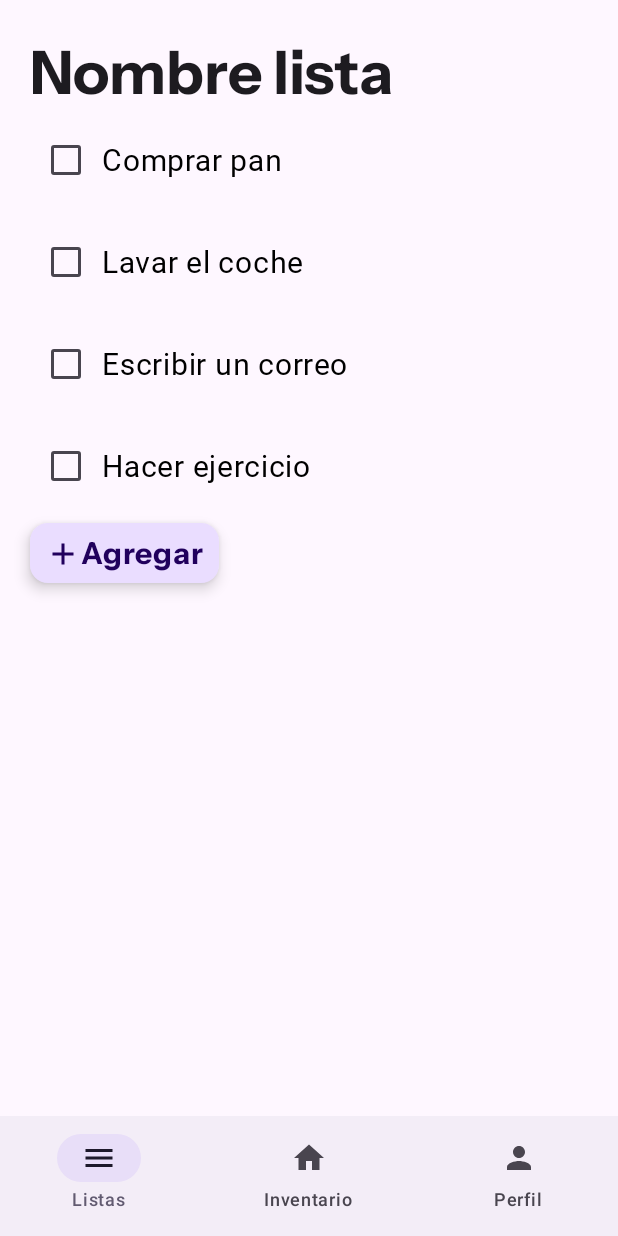
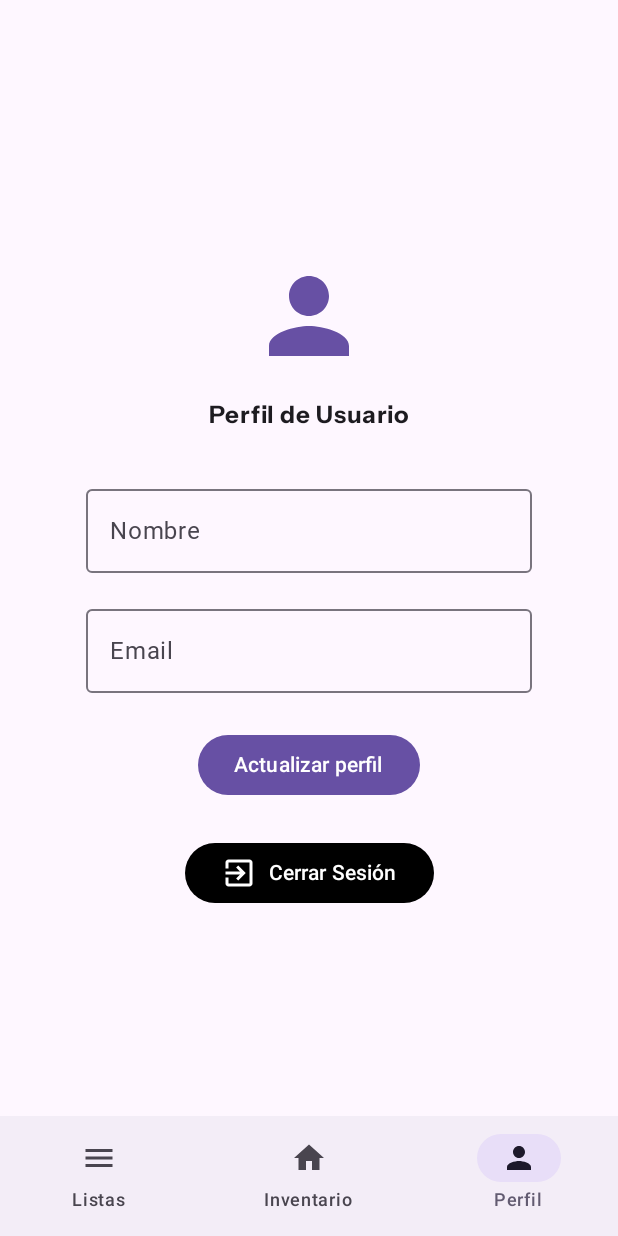
Before and after one commit to Darch02/MercaApp, an Android app built with Jetpack Compose: the ListDetailView screen opened through its navigation route, item 3 of the bottom bar chosen, on a phone screen of 412 x 824 dp. Run offline under Robolectric (Android 15) with nearby library versions, the phone set to English and light mode, and no system bars; our stand-ins replace Firebase (no records; nobody signed in at launch, a user with empty details on screens opened directly); Roboto replaces fonts that are not available here.

Commit message:
feat: barra de navegacion funcional y datos de perfil mostrados

```diff
--- a/app/src/main/java/com/example/mercaapp/MainActivity.kt
+++ b/app/src/main/java/com/example/mercaapp/MainActivity.kt
@@ -45,15 +45,22 @@ class MainActivity : ComponentActivity() {
                         ListsView(
                             navController = navController,
                             user = getCurrentUser()
-                        ) // o la pantalla que quieres mostrar tras login
+                        )
+                    }
+                    composable("inventario") {
+                        InventoryScreen(navController = navController)
+                    }
+                    composable("perfil") {
+                        ProfileScreen(navController = navController)
                     }
                     composable("SignIn") {
                         RegisterScreen(navController = navController)
                     }
                     composable("listdetail") {
-                        ListDetailView()
+                        ListDetailView(navController = navController)
                     }
                 }
+
             }
         }
     }
@@ -66,6 +73,9 @@ fun getCurrentUser(): FirebaseUser? {
 }
 
 
+
+/*
+ */
 @Preview(showBackground = true)
 @Composable
 fun OnboardingScreenPreview() {
@@ -73,7 +83,7 @@ fun OnboardingScreenPreview() {
        OnboardingScreen()
     }
 }
-
+/*
 @Preview(showBackground = true)
 @Composable
 fun LoginScreenPreview() {
@@ -113,6 +123,10 @@ fun ForgotPasswordScreenPreview(){
         ForgotPasswordScreen()
     }
 }
+/*
+
+
+ */
 
 @Preview(showBackground = true)
 @Composable
@@ -141,3 +155,4 @@ fun PopUpPreview() {
         )
     }
 }
+ */
--- a/app/src/main/java/com/example/mercaapp/ui/components/Components.kt
+++ b/app/src/main/java/com/example/mercaapp/ui/components/Components.kt
@@ -27,6 +27,8 @@ import androidx.compose.ui.text.input.VisualTransformation
 import androidx.compose.ui.text.style.TextDecoration
 import androidx.compose.ui.unit.dp
 import androidx.compose.ui.unit.sp
+import androidx.navigation.NavController
+import androidx.navigation.compose.currentBackStackEntryAsState
 
 @Composable
 fun TextInput(
@@ -87,23 +89,46 @@ fun TachableListItem(text: String, isDone: Boolean, onToggle: (Boolean) -> Unit)
 }
 
 @Composable
-fun BottomNavigationBar(modifier: Modifier = Modifier) {
-    NavigationBar(modifier) {
+fun BottomNavigationBar(navController: NavController) {
+    val currentRoute = navController.currentBackStackEntryAsState().value?.destination?.route
+
+    NavigationBar {
         NavigationBarItem(
-            selected = true,
-            onClick = { /*TODO: Navegar a Inicio*/ },
+            selected = currentRoute == "home",
+            onClick = {
+                if (currentRoute != "home") {
+                    navController.navigate("home") {
+                        popUpTo("home") { inclusive = false }
+                        launchSingleTop = true
+                    }
+                }
+            },
             icon = { Icon(Icons.Filled.Menu, contentDescription = "Listas") },
             label = { Text("Listas") }
         )
         NavigationBarItem(
-            selected = false,
-            onClick = { /*TODO: Navegar a Inicio*/ },
+            selected = currentRoute == "inventario",
+            onClick = {
+                if (currentRoute != "inventario") {
+                    navController.navigate("inventario") {
+                        popUpTo("home") { inclusive = false }
+                        launchSingleTop = true
+                    }
+                }
+            },
             icon = { Icon(Icons.Filled.Home, contentDescription = "Inventario") },
             label = { Text("Inventario") }
         )
         NavigationBarItem(
-            selected = false,
-            onClick = { /*TODO: Navegar a Perfil*/ },
+            selected = currentRoute == "perfil",
+            onClick = {
+                if (currentRoute != "perfil") {
+                    navController.navigate("perfil") {
+                        popUpTo("home") { inclusive = false }
+                        launchSingleTop = true
+                    }
+                }
+            },
             icon = { Icon(Icons.Filled.Person, contentDescription = "Perfil") },
             label = { Text("Perfil") }
         )
--- a/app/src/main/java/com/example/mercaapp/ui/screens/ListDetailView.kt
+++ b/app/src/main/java/com/example/mercaapp/ui/screens/ListDetailView.kt
@@ -24,18 +24,20 @@ import androidx.compose.ui.Modifier
 import androidx.compose.ui.text.style.TextAlign
 import androidx.compose.ui.unit.dp
 import androidx.compose.ui.unit.sp
+import androidx.navigation.NavController
 import com.example.mercaapp.ui.components.TachableListItem
 import com.example.mercaapp.ui.components.BottomNavigationBar
 import com.example.mercaapp.ui.components.TextInput
 
 @Composable
-fun ListDetailView(modifier: Modifier = Modifier){
+fun ListDetailView(modifier: Modifier = Modifier, navController: NavController){
     val initialTasks = listOf("Comprar pan", "Lavar el coche", "Escribir un correo", "Hacer ejercicio")
     val tasks = remember { mutableStateListOf(*initialTasks.toTypedArray()) }
     val taskStates = remember { mutableStateMapOf<String, Boolean>().apply { initialTasks.forEach { this[it] = false } } }
     Scaffold(
         bottomBar = {
-            BottomNavigationBar()
+            BottomNavigationBar(navController = navController!!)
+
         },
         content = { paddingValues ->
             Column(
--- a/app/src/main/java/com/example/mercaapp/ui/screens/ListView.kt
+++ b/app/src/main/java/com/example/mercaapp/ui/screens/ListView.kt
@@ -43,7 +43,8 @@ fun ListsView( modifier: Modifier = Modifier, navController: NavController? = nu
     }
     Scaffold(
         bottomBar = {
-            BottomNavigationBar()
+            BottomNavigationBar(navController = navController!!)
+
         },
         content = { paddingValues ->
             Column(modifier = modifier.padding(paddingValues).padding(horizontal = 20.dp, vertical = 24.dp)) {
--- a/app/src/main/java/com/example/mercaapp/ui/screens/ProfileScreen.kt
+++ b/app/src/main/java/com/example/mercaapp/ui/screens/ProfileScreen.kt
@@ -2,30 +2,65 @@ package com.example.mercaapp.ui.screens
 
 import androidx.compose.foundation.clickable
 import androidx.compose.foundation.layout.*
+import androidx.compose.foundation.text.KeyboardOptions
 import androidx.compose.material.icons.Icons
 import androidx.compose.material.icons.automirrored.filled.ExitToApp
-import androidx.compose.material.icons.filled.*
+import androidx.compose.material.icons.filled.Person
 import androidx.compose.material3.*
 import androidx.compose.runtime.*
 import androidx.compose.ui.*
 import androidx.compose.ui.graphics.Color
 import androidx.compose.ui.text.font.FontWeight
+import androidx.compose.ui.text.input.KeyboardType
 import androidx.compose.ui.unit.dp
+import androidx.navigation.NavController
 import com.example.mercaapp.ui.components.BottomNavigationBar
-import com.example.mercaapp.ui.components.TextInput
+import com.google.firebase.auth.FirebaseAuth
+import com.google.firebase.auth.UserProfileChangeRequest
+import com.google.firebase.firestore.ktx.firestore
+import com.google.firebase.ktx.Firebase
 
 @Composable
-fun ProfileScreen(modifier: Modifier = Modifier) {
-    var email by remember { mutableStateOf("juanaymary@gmail.com") }
-    var password by remember { mutableStateOf("********") }
+fun ProfileScreen(modifier: Modifier = Modifier, navController: NavController) {
+    val auth = FirebaseAuth.getInstance()
+    val currentUser = auth.currentUser
+    val db = Firebase.firestore
 
-    Box(
-        modifier = Modifier.fillMaxSize()
-    ) {
+    var name by remember { mutableStateOf("") }
+    var email by remember { mutableStateOf("") }
+    var isLoading by remember { mutableStateOf(true) }
+    var message by remember { mutableStateOf<String?>(null) }
+
+    LaunchedEffect(Unit) {
+        currentUser?.uid?.let { uid ->
+            db.collection("usuarios").document(uid).get()
+                .addOnSuccessListener { document ->
+                    name = document.getString("nombre") ?: ""
+                    email = document.getString("correo") ?: ""
+                    isLoading = false
+                }
+                .addOnFailureListener { e ->
+                    message = "Error al obtener datos: ${e.message}"
+                    isLoading = false
+                }
+        }
+    }
+
+    Scaffold(
+        bottomBar = {
+            BottomNavigationBar(navController = navController)
+        }
+    ) { paddingValues ->
+        if (isLoading) {
+            Box(modifier = Modifier.fillMaxSize(), contentAlignment = Alignment.Center) {
+                CircularProgressIndicator()
+            }
+        } else {
             Column(
                 modifier = modifier
                     .fillMaxSize()
-                .padding(bottom = 72.dp), // deja espacio para la barra
+                    .padding(paddingValues)
+                    .padding(horizontal = 20.dp, vertical = 24.dp),
                 horizontalAlignment = Alignment.CenterHorizontally,
                 verticalArrangement = Arrangement.Center
             ) {
@@ -41,55 +76,70 @@ fun ProfileScreen(modifier: Modifier = Modifier) {
                 Spacer(modifier = Modifier.height(16.dp))
 
                 Text(
-                text = "Hola Juana y Maryangela!",
+                    text = "Perfil de Usuario",
                     style = MaterialTheme.typography.bodyLarge,
                     fontWeight = FontWeight.Bold,
                     modifier = Modifier.padding(bottom = 24.dp)
                 )
 
-            TextInput(
+                OutlinedTextField(
+                    value = name,
+                    onValueChange = { name = it },
+                    label = { Text("Nombre") },
                     modifier = Modifier
+                        .fillMaxWidth(0.8f)
                         .padding(vertical = 8.dp)
-                    .fillMaxWidth(0.8f),
-                name = "Email",
-                value = email,
-                onValueChange = { email = it }
                 )
 
-            TextInput(
+                OutlinedTextField(
+                    value = email,
+                    onValueChange = { email = it },
+                    label = { Text("Email") },
+                    keyboardOptions = KeyboardOptions.Default.copy(keyboardType = KeyboardType.Email),
                     modifier = Modifier
+                        .fillMaxWidth(0.8f)
                         .padding(vertical = 8.dp)
-                    .fillMaxWidth(0.8f),
-                name = "Contraseña",
-                value = password,
-                onValueChange = { password = it },
-                //isPassword = true
                 )
 
-            Text(
-                text = "Cambiar contraseña",
-                style = MaterialTheme.typography.bodySmall.copy(
-                    color = MaterialTheme.colorScheme.primary,
-                    fontWeight = FontWeight.Medium
-                ),
-                modifier = Modifier
-                    .padding(top = 8.dp)
-                    .clickable { /* Acción cambiar contraseña */ }
-            )
+                Button(
+                    onClick = {
+                        val uid = currentUser?.uid ?: return@Button
 
-            Spacer(modifier = Modifier.height(16.dp))
+                        db.collection("usuarios").document(uid)
+                            .update(mapOf("nombre" to name, "correo" to email))
+                            .addOnSuccessListener {
+                                val profileUpdates = UserProfileChangeRequest.Builder()
+                                    .setDisplayName(name)
+                                    .build()
 
-            Text(
-                text = "Eliminar cuenta",
-                color = Color.Red,
-                fontWeight = FontWeight.Bold,
-                modifier = Modifier.clickable { /* Acción eliminar cuenta */ }
-            )
+                                currentUser.updateProfile(profileUpdates)
+                                currentUser.updateEmail(email)
+
+                                message = "Perfil actualizado con éxito"
+                            }
+                            .addOnFailureListener {
+                                message = "Error actualizando perfil: ${it.message}"
+                            }
+                    },
+                    modifier = Modifier.padding(top = 16.dp)
+                ) {
+                    Text("Actualizar perfil")
+                }
+
+                message?.let {
+                    Spacer(modifier = Modifier.height(8.dp))
+                    Text(it, color = Color.Gray)
+                }
 
                 Spacer(modifier = Modifier.height(24.dp))
 
                 Button(
-                onClick = { /* Acción cerrar sesión */ },
+                    onClick = {
+                        auth.signOut()
+                        navController.navigate("login") {
+                            popUpTo("onboarding") { inclusive = true }
+                        }
+                    },
                     colors = ButtonDefaults.buttonColors(
                         containerColor = Color.Black,
                         contentColor = Color.White
@@ -100,15 +150,6 @@ fun ProfileScreen(modifier: Modifier = Modifier) {
                     Text("Cerrar Sesión")
                 }
             }
-
-        // Barra inferior fija en la parte inferior
-        Box(
-            modifier = Modifier
-                .fillMaxSize()
-                .padding(bottom = 0.dp),
-            contentAlignment = Alignment.BottomCenter
-        ) {
-            BottomNavigationBar()
         }
     }
 }
```
Also changed, not shown: app/src/main/java/com/example/mercaapp/ui/screens/InventoryScreen.kt (+12 -29 lines). Lines whose indentation alone changed are shown as unchanged.
